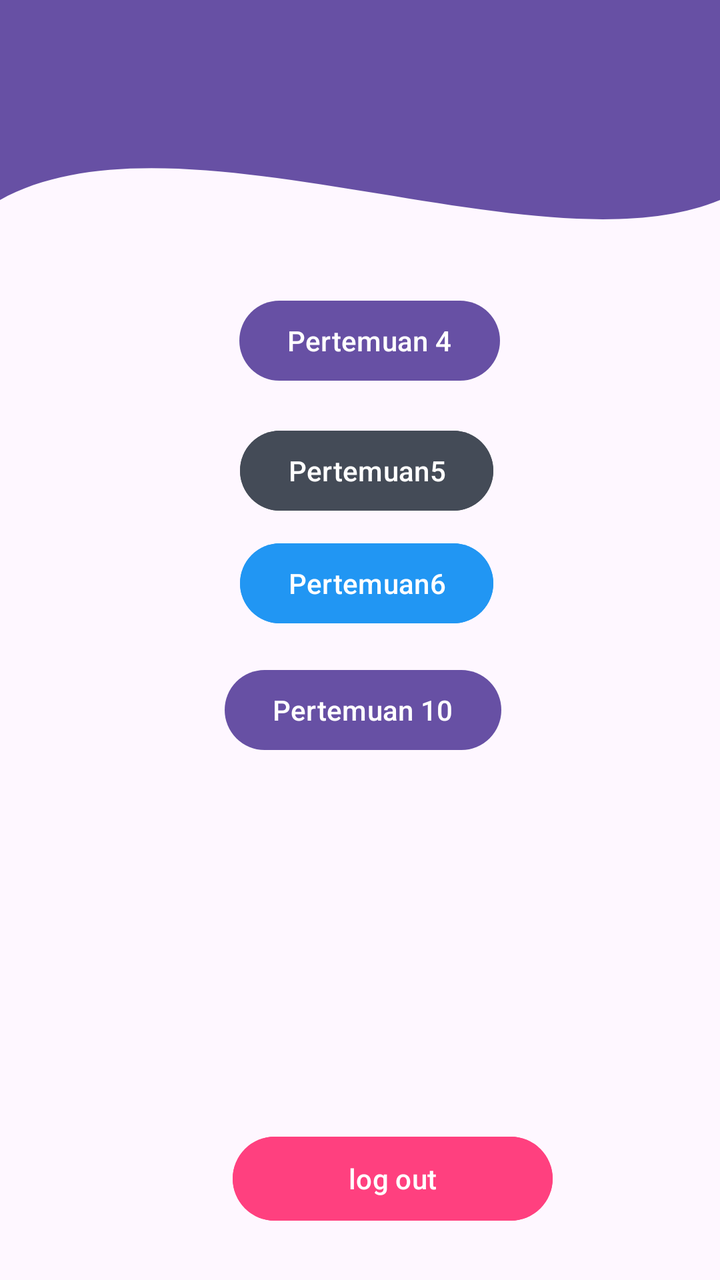
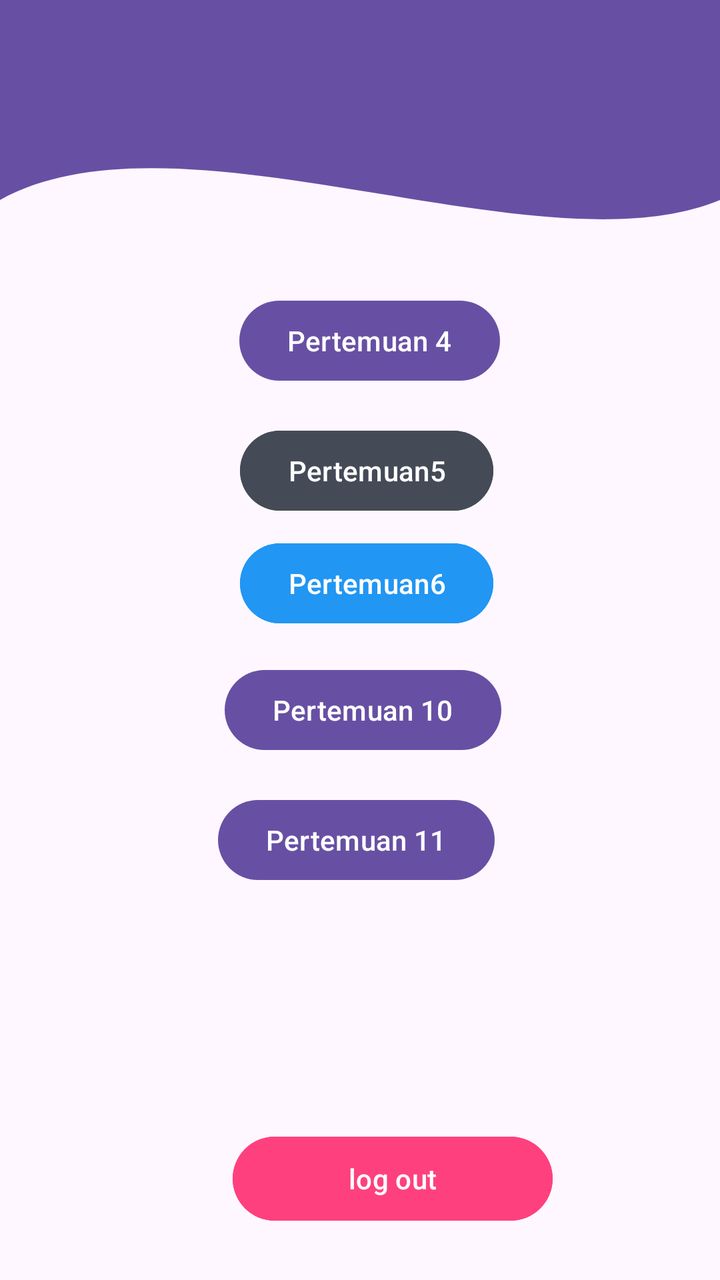

Two renders of the same Android screen: before a commit and after it. Below are the layout's source before the change and the commit's diff.
<!-- AndroidManifest.xml: application theme Theme.Venusadilah -->
<!-- res/layout/fragment_home.xml -->
<?xml version="1.0" encoding="utf-8"?>
<androidx.constraintlayout.widget.ConstraintLayout xmlns:android="http://schemas.android.com/apk/res/android"
    xmlns:app="http://schemas.android.com/apk/res-auto"
    xmlns:tools="http://schemas.android.com/tools"
    android:layout_width="match_parent"
    android:layout_height="match_parent"
    tools:context=".Home.HomeFragment">

    <View
        android:id="@+id/background_header"
        android:layout_width="0dp"
        android:layout_height="250dp"
        android:background="@drawable/bg_header_wave"
        app:layout_constraintStart_toStartOf="parent"
        app:layout_constraintEnd_toEndOf="parent"
        app:layout_constraintTop_toTopOf="parent"/>

    <androidx.appcompat.widget.Toolbar
        android:id="@+id/toolbar"
        android:layout_width="match_parent"
        android:layout_height="?attr/actionBarSize"
        android:background="?attr/colorPrimary"
        app:layout_constraintEnd_toEndOf="parent"
        app:layout_constraintStart_toStartOf="parent"
        app:layout_constraintTop_toTopOf="parent"
        app:subtitleTextColor="@android:color/white"
        app:titleTextColor="@android:color/white"
        />

    <Button
        android:id="@+id/btnToFourth"
        android:layout_width="wrap_content"
        android:layout_height="wrap_content"
        android:text="Pertemuan 4"
        app:layout_constraintBottom_toBottomOf="parent"
        app:layout_constraintEnd_toEndOf="parent"
        app:layout_constraintHorizontal_bias="0.521"
        app:layout_constraintStart_toStartOf="parent"
        app:layout_constraintTop_toTopOf="parent"
        app:layout_constraintVertical_bias="0.247" />

    <Button
        android:id="@+id/btnToFifth"
        android:layout_width="wrap_content"
        android:layout_height="wrap_content"
        android:backgroundTint="@color/abu_gelap2"
        android:text="Pertemuan5"
        app:layout_constraintBottom_toBottomOf="parent"
        app:layout_constraintEnd_toEndOf="parent"
        app:layout_constraintHorizontal_bias="0.514"
        app:layout_constraintStart_toStartOf="parent"
        app:layout_constraintTop_toTopOf="parent"
        app:layout_constraintVertical_bias="0.357" />

    <Button
        android:id="@+id/btnLogout"
        android:layout_width="160dp"
        android:layout_height="50dp"
        android:backgroundTint="#FF407F"
        android:text="log out"
        app:layout_constraintBottom_toBottomOf="parent"
        app:layout_constraintEnd_toEndOf="parent"
        app:layout_constraintHorizontal_bias="0.581"
        app:layout_constraintStart_toStartOf="parent"
        app:layout_constraintTop_toBottomOf="@+id/btnToFifth"
        app:layout_constraintVertical_bias="0.922" />

    <Button
        android:id="@+id/btnToSixth"
        android:layout_width="wrap_content"
        android:layout_height="wrap_content"
        android:backgroundTint="#2196F3"
        android:text="Pertemuan6"
        app:layout_constraintBottom_toBottomOf="parent"
        app:layout_constraintEnd_toEndOf="parent"
        app:layout_constraintHorizontal_bias="0.514"
        app:layout_constraintStart_toStartOf="parent"
        app:layout_constraintTop_toTopOf="parent"
        app:layout_constraintVertical_bias="0.452" />

    <Button
        android:id="@+id/btnToTenth"
        android:layout_width="wrap_content"
        android:layout_height="wrap_content"
        android:text="Pertemuan 10"
        app:layout_constraintBottom_toBottomOf="parent"
        app:layout_constraintEnd_toEndOf="parent"
        app:layout_constraintHorizontal_bias="0.507"
        app:layout_constraintStart_toStartOf="parent"
        app:layout_constraintTop_toTopOf="parent"
        app:layout_constraintVertical_bias="0.559" />

</androidx.constraintlayout.widget.ConstraintLayout>
<!-- resources referenced by this layout -->
<resources>
  <color name="abu_gelap2">#444B57</color>
  <!-- drawable bg_header_wave (drawable) -->
  <?xml version="1.0" encoding="utf-8"?>
  <vector xmlns:android="http://schemas.android.com/apk/res/android"
      android:width="100dp"
      android:height="100dp"
      android:viewportWidth="100"
      android:viewportHeight="100">
  
      <path
          android:fillColor="?attr/colorPrimary"
          android:pathData="
              M0,0
              L100,0
              L100,40
              C 75,55
                25,20
                0,40
              Z" />
  </vector>
  <style name="Theme.Venusadilah" parent="Base.Theme.Venusadilah" />
  <style name="Base.Theme.Venusadilah" parent="Theme.Material3.DayNight.NoActionBar">
          
          
      </style>
</resources>

<!-- the commit's change to res/layout/fragment_home.xml (unified diff, before → after) -->
@@ -90,4 +90,16 @@
         app:layout_constraintTop_toTopOf="parent"
         app:layout_constraintVertical_bias="0.559" />
 
+    <Button
+        android:id="@+id/btnToElevent"
+        android:layout_width="wrap_content"
+        android:layout_height="wrap_content"
+        android:text="Pertemuan 11"
+        app:layout_constraintBottom_toBottomOf="parent"
+        app:layout_constraintEnd_toEndOf="parent"
+        app:layout_constraintHorizontal_bias="0.492"
+        app:layout_constraintStart_toStartOf="parent"
+        app:layout_constraintTop_toTopOf="parent"
+        app:layout_constraintVertical_bias="0.669" />
+
 </androidx.constraintlayout.widget.ConstraintLayout>
